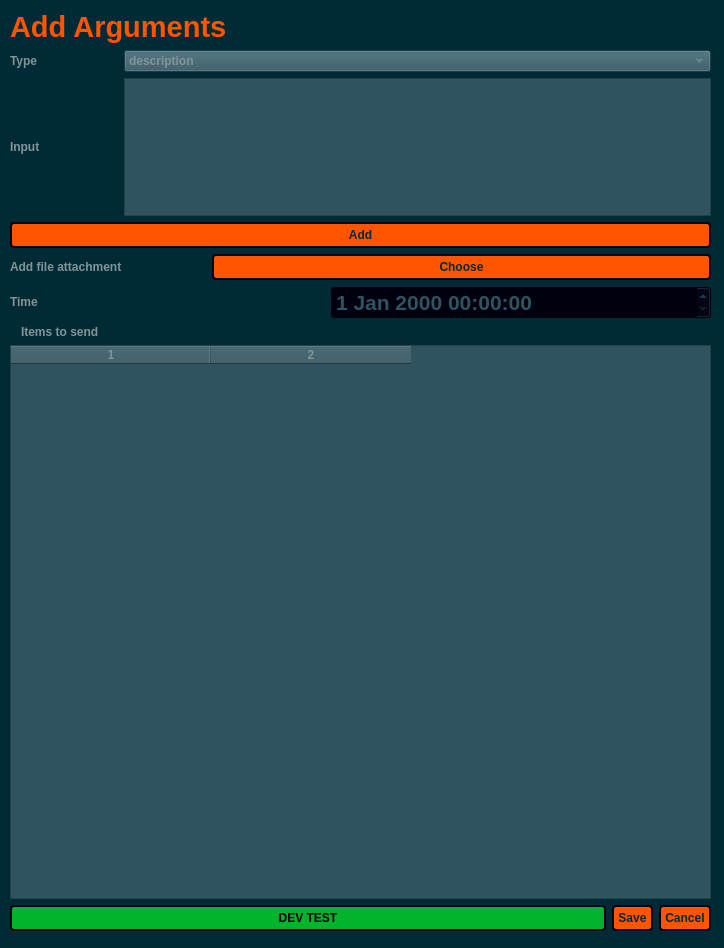
Above: argdialog.ui from StronglogicSolutions/ky_gui before the change. Below: the same form after it.
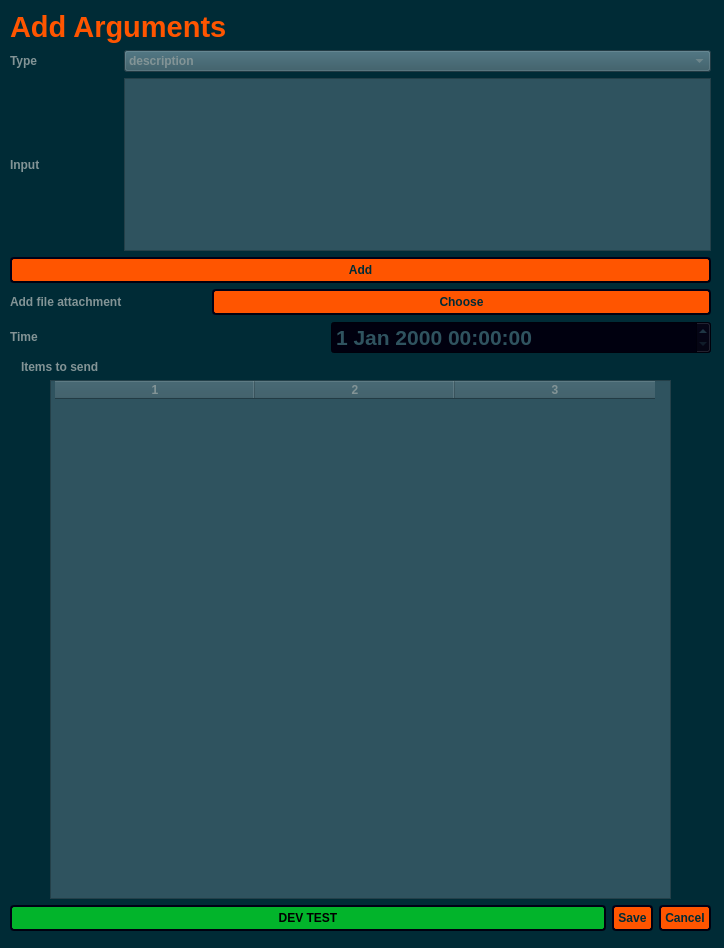
That is the form after the change. Icons and pictures are not drawn.

Commit message: addFile function for adding files to UI thumbnails to preview images

The edit to the form file:
```diff
--- a/argdialog.ui
+++ b/argdialog.ui
@@ -30,7 +30,7 @@
      <height>921</height>
     </rect>
    </property>
-   <layout class="QVBoxLayout" name="verticalLayout" stretch="0,0,2,0,0,1,0,8,1">
+   <layout class="QVBoxLayout" name="verticalLayout" stretch="0,0,1,0,0,0,0,3,0">
     <item>
      <widget class="QLabel" name="argDialogTitle">
       <property name="font">
@@ -288,16 +288,37 @@
      </widget>
     </item>
     <item>
+     <layout class="QHBoxLayout" name="horizontalLayout_6" stretch="0,0,0">
+      <item>
+       <spacer name="horizontalSpacer">
+        <property name="orientation">
+         <enum>Qt::Horizontal</enum>
+        </property>
+        <property name="sizeType">
+         <enum>QSizePolicy::Maximum</enum>
+        </property>
+        <property name="sizeHint" stdset="0">
+         <size>
+          <width>40</width>
+          <height>20</height>
+         </size>
+        </property>
+       </spacer>
+      </item>
+      <item>
      <widget class="QTableWidget" name="argList">
       <property name="styleSheet">
        <string notr="true">font: 87 11pt &quot;Noto Sans&quot;;
 background-color: #2f535f;
 color: rgb(131, 148, 150);
 font-weight: 700;
-</string>
+padding-left: 2px;</string>
+        </property>
+        <property name="showGrid">
+         <bool>true</bool>
       </property>
       <property name="columnCount">
-       <number>2</number>
+         <number>3</number>
       </property>
       <attribute name="horizontalHeaderCascadingSectionResizes">
        <bool>false</bool>
@@ -316,7 +337,26 @@
       </attribute>
       <column/>
       <column/>
-     </widget>
+        <column/>
+       </widget>
+      </item>
+      <item>
+       <spacer name="horizontalSpacer_2">
+        <property name="orientation">
+         <enum>Qt::Horizontal</enum>
+        </property>
+        <property name="sizeType">
+         <enum>QSizePolicy::Maximum</enum>
+        </property>
+        <property name="sizeHint" stdset="0">
+         <size>
+          <width>40</width>
+          <height>20</height>
+         </size>
+        </property>
+       </spacer>
+      </item>
+     </layout>
     </item>
     <item>
      <layout class="QHBoxLayout" name="horizontalLayout_5">
```
Lines whose indentation alone changed are shown as unchanged. The commit also changes 2 other files.
